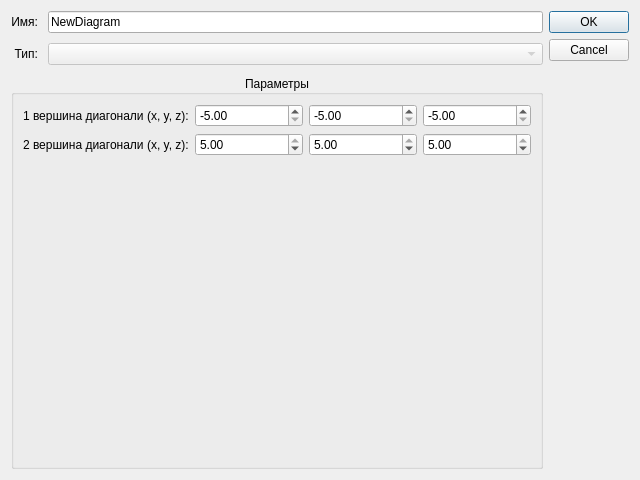
Qt form newDiagramDialog.ui (GhostVIRUS/VV3D) before a commit.
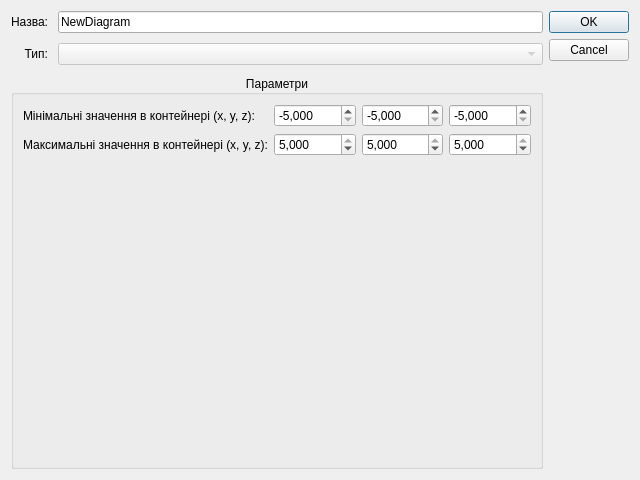
The same form after that commit. Icons and pictures are not drawn.

Patch:
```diff
--- a/newDiagramDialog.ui
+++ b/newDiagramDialog.ui
@@ -26,7 +26,14 @@
    </size>
   </property>
   <property name="windowTitle">
-   <string>Новая диаграма</string>
+   <string>Нова діаграма</string>
+  </property>
+  <property name="windowIcon">
+   <iconset resource="v_resources.qrc">
+    <normaloff>:/v_res/Resources/icons/document_16.png</normaloff>:/v_res/Resources/icons/document_16.png</iconset>
+  </property>
+  <property name="locale">
+   <locale language="Ukrainian" country="Ukraine"/>
   </property>
   <property name="modal">
    <bool>true</bool>
@@ -57,7 +64,7 @@
        <item row="1" column="0">
         <widget class="QLabel" name="nameLabel">
          <property name="text">
-          <string>Имя:</string>
+          <string>Назва:</string>
          </property>
          <property name="scaledContents">
           <bool>false</bool>
@@ -109,7 +116,7 @@
        <item row="3" column="0" colspan="2">
         <widget class="QGroupBox" name="parametersGroup">
          <property name="title">
-          <string>Параметры</string>
+          <string>Параметри</string>
          </property>
          <property name="alignment">
           <set>Qt::AlignCenter</set>
@@ -123,6 +130,9 @@
          <layout class="QGridLayout" name="gridLayoutParams" rowstretch="0,0,0">
           <item row="0" column="1">
            <widget class="QDoubleSpinBox" name="vertex1xSpin">
+            <property name="decimals">
+             <number>3</number>
+            </property>
             <property name="minimum">
              <double>-5.000000000000000</double>
             </property>
@@ -139,6 +149,9 @@
           </item>
           <item row="0" column="2">
            <widget class="QDoubleSpinBox" name="vertex1ySpin">
+            <property name="decimals">
+             <number>3</number>
+            </property>
             <property name="minimum">
              <double>-5.000000000000000</double>
             </property>
@@ -156,12 +169,15 @@
           <item row="0" column="0">
            <widget class="QLabel" name="diagonalVertex1Label">
             <property name="text">
-             <string>1 вершина диагонали (x, y, z):</string>
+             <string>Мінімальні значення в контейнері (x, y, z):</string>
             </property>
            </widget>
           </item>
           <item row="0" column="3">
            <widget class="QDoubleSpinBox" name="vertex1zSpin">
+            <property name="decimals">
+             <number>3</number>
+            </property>
             <property name="minimum">
              <double>-5.000000000000000</double>
             </property>
@@ -179,14 +195,14 @@
           <item row="1" column="0">
            <widget class="QLabel" name="diagonalVertex2Label">
             <property name="text">
-             <string>2 вершина диагонали (x, y, z):</string>
+             <string>Максимальні значення в контейнері (x, y, z):</string>
             </property>
            </widget>
           </item>
           <item row="1" column="3">
            <widget class="QDoubleSpinBox" name="vertex2zSpin">
             <property name="decimals">
-             <number>2</number>
+             <number>3</number>
             </property>
             <property name="minimum">
              <double>-4.000000000000000</double>
@@ -205,7 +221,7 @@
           <item row="1" column="1">
            <widget class="QDoubleSpinBox" name="vertex2xSpin">
             <property name="decimals">
-             <number>2</number>
+             <number>3</number>
             </property>
             <property name="minimum">
              <double>-4.000000000000000</double>
@@ -224,7 +240,7 @@
           <item row="1" column="2">
            <widget class="QDoubleSpinBox" name="vertex2ySpin">
             <property name="decimals">
-             <number>2</number>
+             <number>3</number>
             </property>
             <property name="minimum">
              <double>-4.000000000000000</double>
@@ -281,6 +297,9 @@
        <property name="standardButtons">
         <set>QDialogButtonBox::Cancel|QDialogButtonBox::Ok</set>
        </property>
+       <property name="centerButtons">
+        <bool>false</bool>
+       </property>
       </widget>
      </item>
     </layout>
```
Left out of the diff: 4 changed lines with no effect on the pictures.
